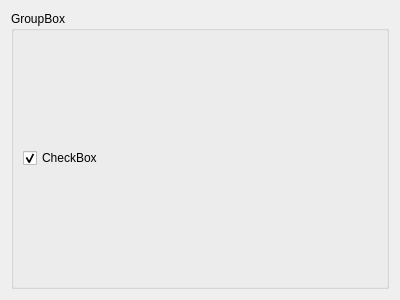
SuperOptimizer/villa, file volume-cartographer/apps/VC3D/opssettings.ui: the form before one commit.
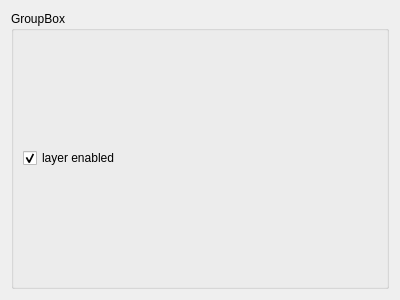
The form after the commit.

Patch:
```diff
--- a/volume-cartographer/apps/VC3D/opssettings.ui
+++ b/volume-cartographer/apps/VC3D/opssettings.ui
@@ -23,7 +23,7 @@
       <item>
        <widget class="QCheckBox" name="chkEnableLayer">
         <property name="text">
-         <string>CheckBox</string>
+         <string>layer enabled</string>
         </property>
         <property name="checked">
          <bool>true</bool>
```
